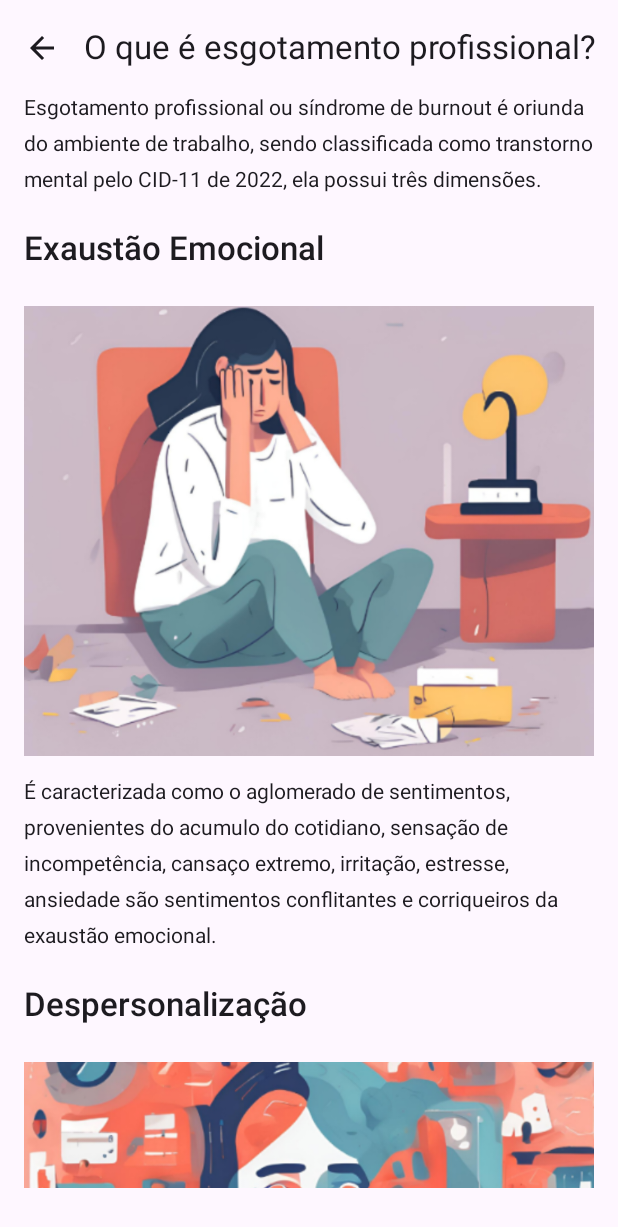
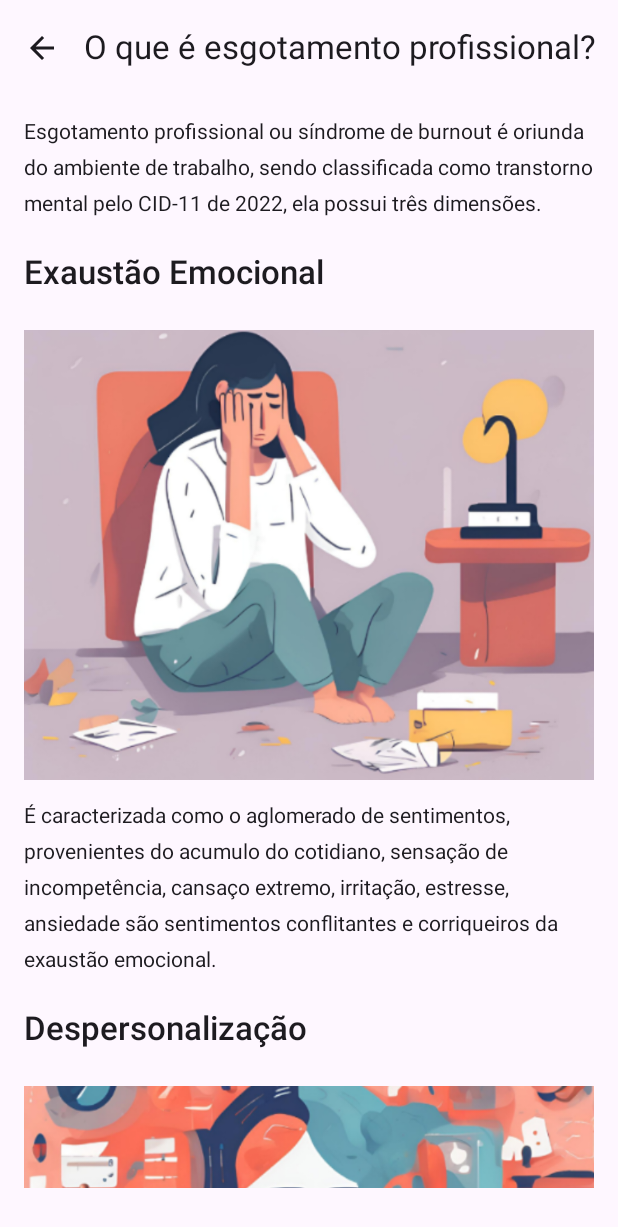
Before and after one commit to janssenbatista/enfburnout, an Android app built with Jetpack Compose: the screen it shows after launch (MainActivity), after a tap on "O que é?", on a phone screen of 412 x 824 dp. Shown: the top 1227 px of the screen. Run offline under Robolectric (Android 15) with nearby library versions, the phone set to English and light mode, and no system bars; our stand-ins replace Voyager.

Commit message:
change top padding in WhatIs Screen

```diff
--- a/app/src/main/java/dev/janssenbatista/enfburnout/features/whatis/WhatIsScreen.kt
+++ b/app/src/main/java/dev/janssenbatista/enfburnout/features/whatis/WhatIsScreen.kt
@@ -31,7 +31,7 @@ object WhatIsScreen : Screen {
         Column(
             Modifier
                 .padding(horizontal = 16.dp)
-                .padding(bottom = 32.dp)
+                .padding(bottom = 32.dp, top = 16.dp)
                 .verticalScroll(rememberScrollState()),
             verticalArrangement = Arrangement.spacedBy(16.dp)
         ) {
```
